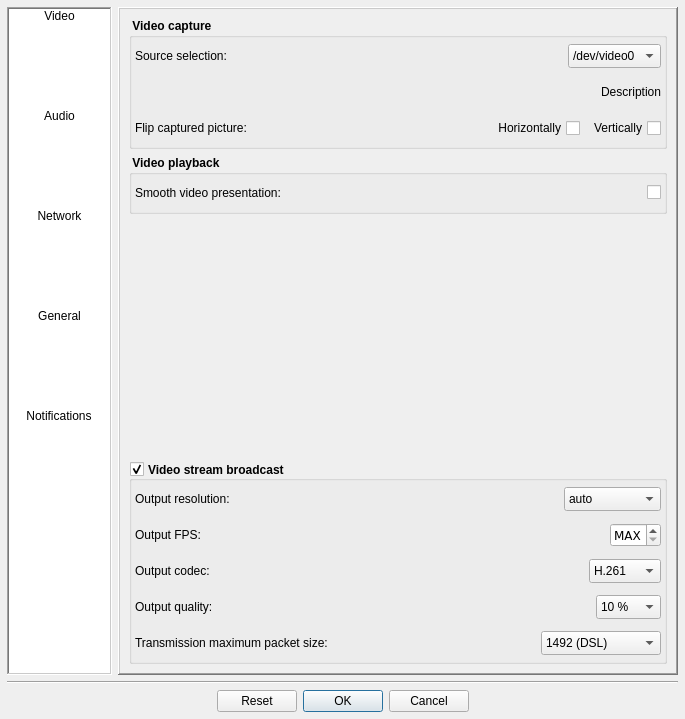
Above: Homer/forms/Dialogs/ConfigurationDialog.ui from Homer-Conferencing/Homer-Conferencing before the change. Below: the same form after it.
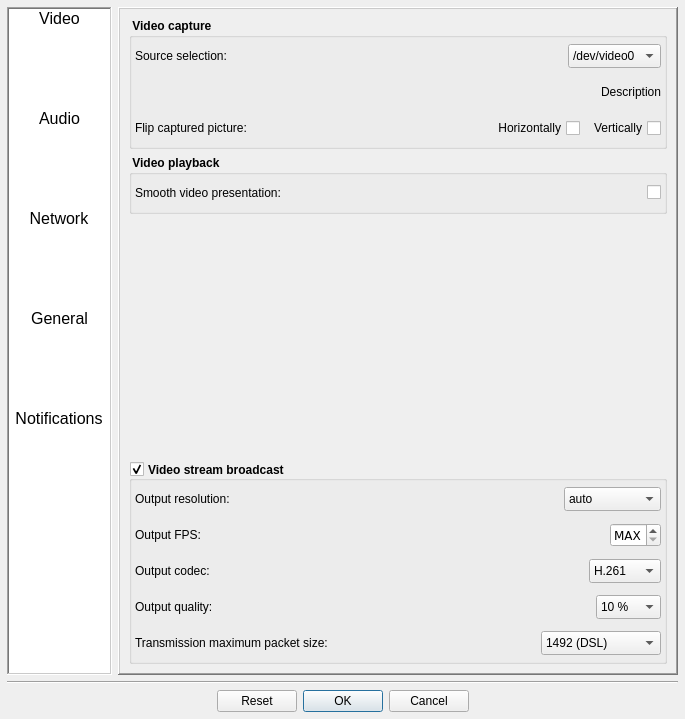
That is the form after the change. Icons and pictures are not drawn.

Diff of the .ui file:
```diff
--- a/Homer/forms/Dialogs/ConfigurationDialog.ui
+++ b/Homer/forms/Dialogs/ConfigurationDialog.ui
@@ -40,6 +40,7 @@
        <property name="font">
         <font>
          <family>Arial</family>
+         <pointsize>12</pointsize>
         </font>
        </property>
        <property name="frameShape">
```
